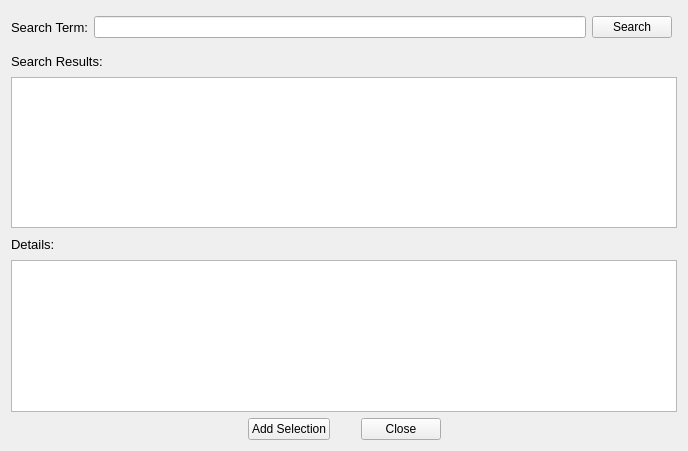
Above: pymdwizard/gui/ui_files/ThesaurusSearch.ui from DOI-USGS/fort-pymdwizard before the change. Below: the same form after it.
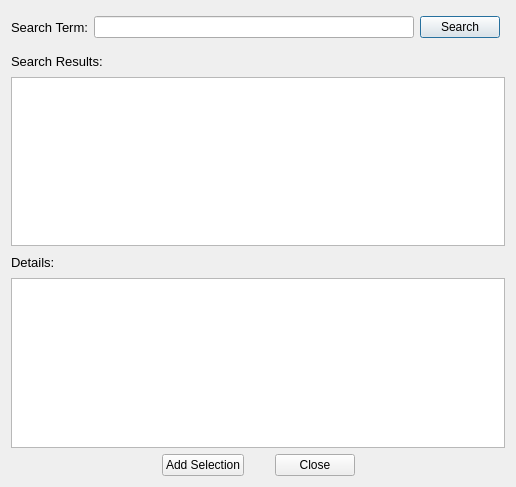
That is the form after the change.

What changed in the file:
```diff
--- a/pymdwizard/gui/ui_files/ThesaurusSearch.ui
+++ b/pymdwizard/gui/ui_files/ThesaurusSearch.ui
@@ -1,13 +1,13 @@
 <?xml version="1.0" encoding="UTF-8"?>
 <ui version="4.0">
- <class>ThesaurusSearchWidget</class>
- <widget class="QWidget" name="ThesaurusSearchWidget">
+ <class>ThesaurusSearch</class>
+ <widget class="QDialog" name="ThesaurusSearch">
   <property name="geometry">
    <rect>
     <x>0</x>
     <y>0</y>
-    <width>688</width>
-    <height>451</height>
+    <width>516</width>
+    <height>487</height>
    </rect>
   </property>
   <property name="windowTitle">
@@ -206,7 +206,7 @@
           </widget>
          </item>
          <item>
-          <layout class="QHBoxLayout" name="horizontalLayout_2">
+          <layout class="QHBoxLayout" name="horizontalLayout_3">
            <item>
             <spacer name="horizontalSpacer">
              <property name="orientation">
@@ -276,7 +276,7 @@
       </widget>
      </item>
      <item>
-      <layout class="QHBoxLayout" name="horizontalLayout_3">
+      <layout class="QHBoxLayout" name="horizontalLayout_4">
        <property name="spacing">
         <number>6</number>
        </property>
```
Left out of the diff: 4 changed lines with no effect on the pictures.
